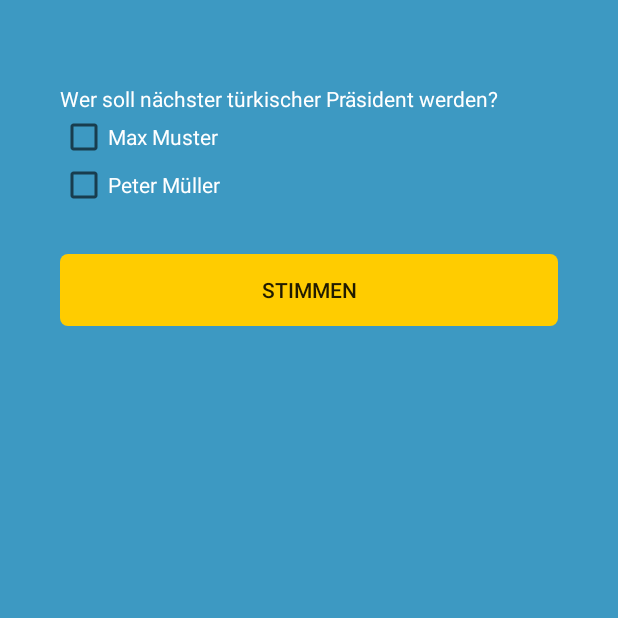
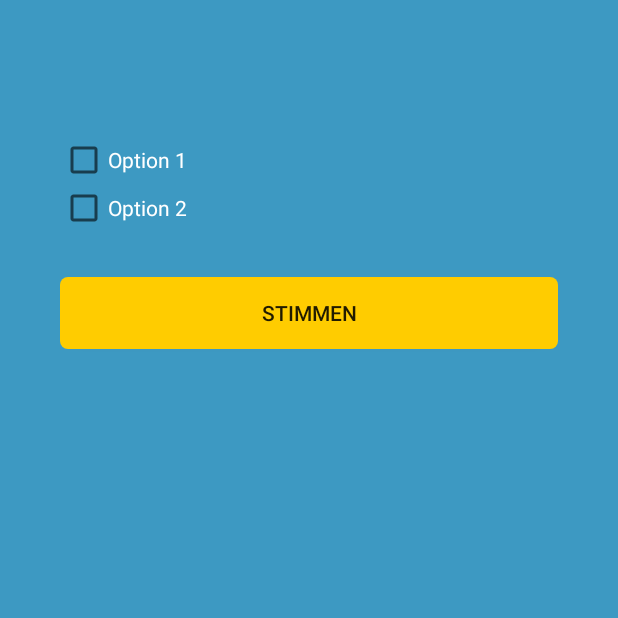
Before and after one commit to Schaellepuur/Voting01, an Android app: the votingActivity screen opened directly, with no data from a screen before it, on a phone screen of 412 x 824 dp, the top half of it. Run offline under Robolectric (Android 15) with nearby library versions, the phone set to English and light mode, and no system bars.

Commit message:
http Call mit Volley implementiert JSON Extraktion des Abstimmungstext

```diff
--- a/app/src/main/java/ch/stadtzug/geja/voting01/votingActivity.java
+++ b/app/src/main/java/ch/stadtzug/geja/voting01/votingActivity.java
@@ -1,24 +1,38 @@
 package ch.stadtzug.geja.voting01;
 
 import android.content.Context;
+import android.content.Intent;
 import android.os.Bundle;
 import android.support.v7.app.AppCompatActivity;
 import android.view.View;
 import android.widget.CheckBox;
+import android.widget.TextView;
 import android.widget.Toast;
+
+import java.util.ArrayList;
 
 public class votingActivity extends AppCompatActivity {
 
     private String vote = null;
     CheckBox kandidat1, kandidat2, kandidat3;
+    TextView abstimmungstext;
+    String tAbstimmungsText = "Lorem Ipsum";
 
     @Override
     protected void onCreate(Bundle savedInstanceState) {
         super.onCreate(savedInstanceState);
         setContentView(R.layout.activity_voting);
 
-        kandidat1 = (CheckBox)findViewById(R.id.checkbox_MaxMuster);
-        kandidat2 = (CheckBox)findViewById(R.id.checkbox_PeterMuller);
+        kandidat1 = (CheckBox)findViewById(R.id.checkbox_1);
+        kandidat2 = (CheckBox)findViewById(R.id.checkbox_2);
+        abstimmungstext = (TextView)findViewById(R.id.abstimmungstext);
+
+        tAbstimmungsText = getIntent().getStringExtra("abstimmungsText");
+
+        try {abstimmungstext.setText(tAbstimmungsText);}
+            catch (Exception e) {
+                System.out.println(e.getMessage());
+            }
 
         //Erster Kandidat
         kandidat1.setOnClickListener(new View.OnClickListener() {
@@ -27,7 +41,7 @@ public class votingActivity extends AppCompatActivity {
             public void onClick(View v) {
                 if(kandidat1.isChecked())
                 {
-                    vote = "Max Muster";
+                    vote = "Test";
                 }
             }
         });
--- a/app/src/main/res/layout/activity_voting.xml
+++ b/app/src/main/res/layout/activity_voting.xml
@@ -7,28 +7,29 @@
     android:padding="40dp">
 
     <TextView
-        android:id="@+id/Voting1"
+        android:id="@+id/abstimmungstext"
         android:layout_width="match_parent"
         android:layout_height="wrap_content"
         android:ems="10"
         android:layout_marginTop="16dp"
-        android:text="Wer soll nächster türkischer Präsident werden?"
+        android:text="Keine Abstimmung gefunden."
         android:textColor="#FFF"
         />
 
-    <CheckBox android:id="@+id/checkbox_MaxMuster"
+    <CheckBox android:id="@+id/checkbox_1"
+        android:layout_marginTop="15dp"
         android:layout_width="wrap_content"
         android:layout_height="wrap_content"
         android:checked="false"
-        android:text="Max Muster"
+        android:text="Option 1"
         android:textColor="#FFF"
         />
 
-    <CheckBox android:id="@+id/checkbox_PeterMuller"
+    <CheckBox android:id="@+id/checkbox_2"
         android:layout_width="wrap_content"
         android:layout_height="wrap_content"
         android:checked="false"
-        android:text="Peter Müller"
+        android:text="Option 2"
         android:textColor="#FFF"
 
        />
```
Also changed, not shown: app/src/main/java/ch/stadtzug/geja/voting01/Abstimmung.java (+50 -9 lines), app/src/main/java/ch/stadtzug/geja/voting01/ApplicationController.java (added, +54 -0 lines).
